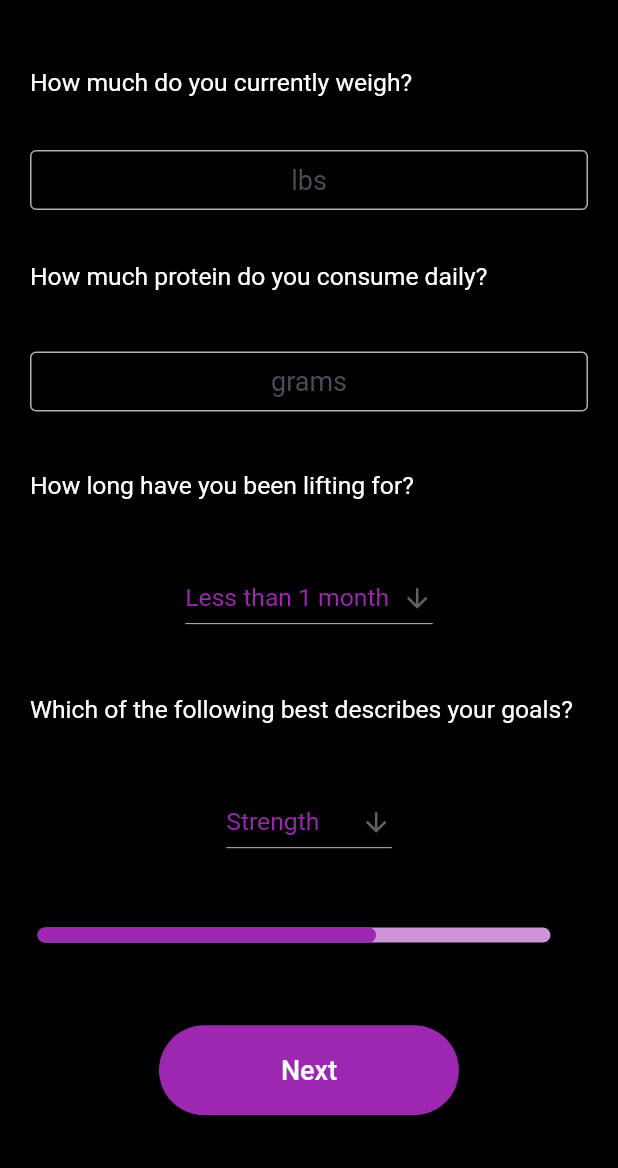
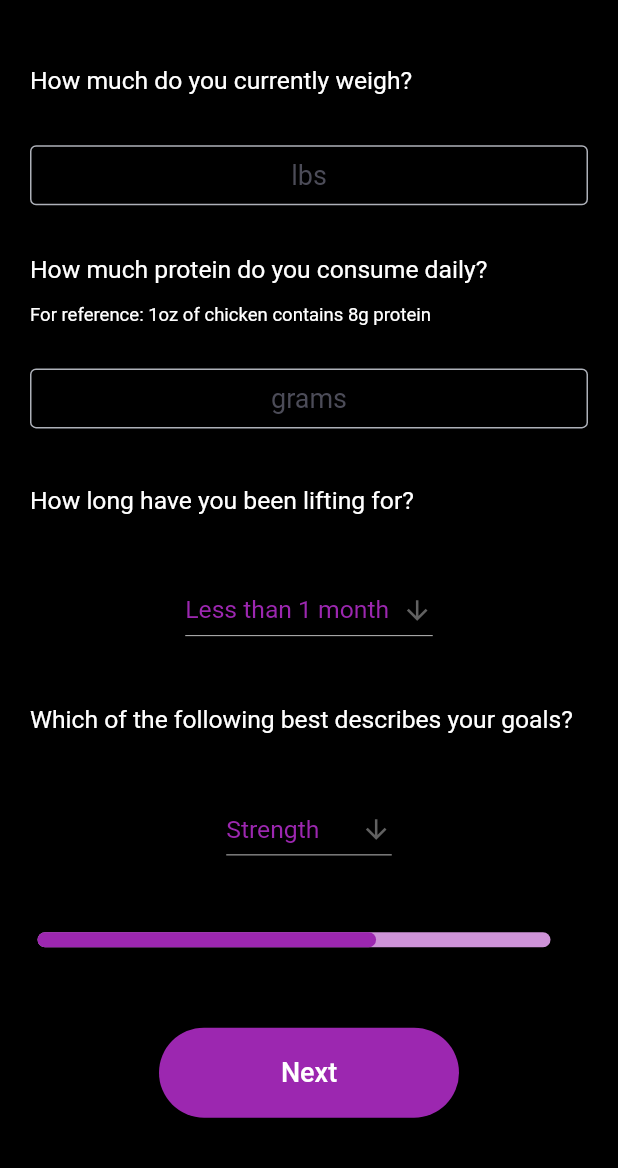
Before and after one commit to SvabhuG/fitly, a Flutter app: the InfoPage screen opened directly, on a phone screen of 412 x 824 dp, the part 68-1236 px from its top. Run offline on Flutter 3.47's test engine with Material 2 defaults, Android fonts, the phone set to English and light mode, and no system bars; drawn by our look-alikes of percent_indicator; our stand-ins replace flutter_fadein, fluttertoast, shared_preferences; accounts and stored records are empty.

Commit message:
added reference for protein value

```diff
--- a/lib/info.dart
+++ b/lib/info.dart
@@ -117,14 +117,21 @@ class _InfoPageState extends State<InfoPage> {
               ),
             ),
             Padding(
-                padding: const EdgeInsets.only(top: 15, left: 20, bottom: 15, right: 20),
+                padding: const EdgeInsets.only(top: 15, left: 20, bottom: 0, right: 20),
                 child: Text(
                     'How much protein do you consume daily?',
                     style: questStyle
                 )
             ),
             Padding(
-                padding: const EdgeInsets.symmetric(horizontal: 20, vertical: 10),
+                padding: const EdgeInsets.only(left: 20, bottom: 15, right: 20),
+                child: Text(
+                    'For reference: 1oz of chicken contains 8g protein',
+                    style: TextStyle(fontSize: unitHeightValue*30)
+                )
+            ),
+            Padding(
+                padding: const EdgeInsets.only(left: 20, right:20, bottom: 10),
                 child: SizedBox(
                     height: 40,
                     child: TextField(
--- a/lib/workout.dart
+++ b/lib/workout.dart
@@ -78,7 +78,9 @@ class _WorkoutPageState extends State<WorkoutPage> {
   Future<void> buildUser() async {
     SharedPreferences prefs = await SharedPreferences.getInstance();
     prefs.setBool('intro_seen', true);
+    print("building user");
     if(!userBuilt){
+      print("in build if statement");
       await user.buildUser();
       firstWorkout();
       userBuilt = true;
@@ -86,6 +88,7 @@ class _WorkoutPageState extends State<WorkoutPage> {
       for(Exercise e in user.getExercises()){
         if(user.getMuscles().contains(e.getMuscleGroup())){
           exs.add(e.getName());
+          print("builduser: " + e.getName());
         }
       }
     }
```
